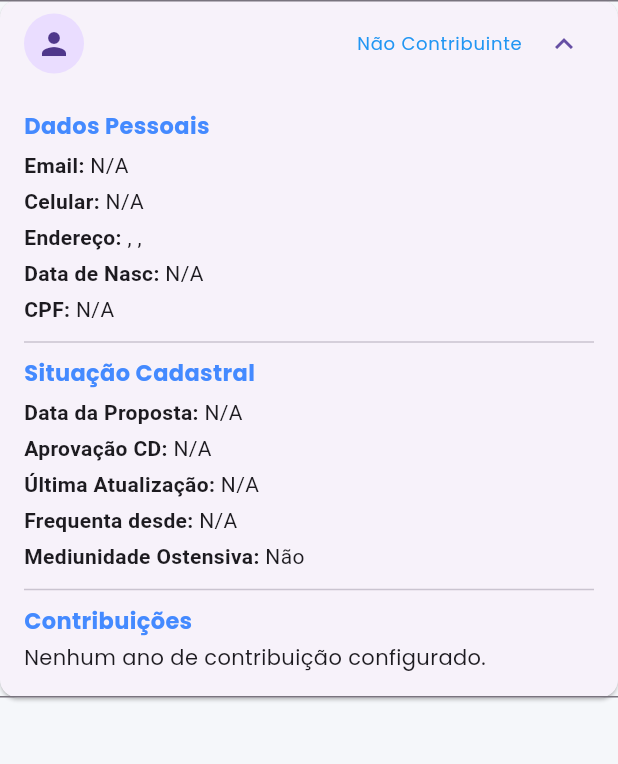
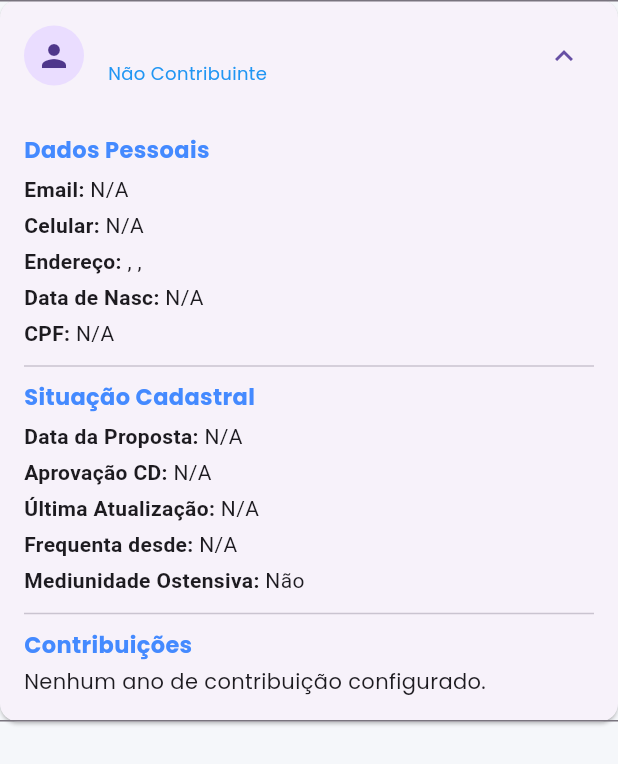
Before and after one commit to seae-lab/portal-seae, a Flutter app: the MemberListItem widget shown alone on an empty page, opened directly with empty values, after a tap on "Não Contribuinte", on a phone screen of 412 x 824 dp. Shown: the top 764 px of the screen. Run offline on Flutter 3.47's test engine with Material 3 defaults, Android fonts, the light colour scheme and no system bars; our stand-ins replace cloud_firestore, firebase_auth, firebase_core, firebase_storage, fl_chart, flutter_modular and 5 more; accounts and stored records are empty.

Commit message:
Dashboard e membros socios

```diff
--- a/lib/screens/home/pages/secretaria/gestao_membros_page.dart
+++ b/lib/screens/home/pages/secretaria/gestao_membros_page.dart
@@ -347,43 +347,31 @@ class MemberListItem extends StatelessWidget {
           membro.foto.isNotEmpty ? NetworkImage(membro.foto) : null,
           child: membro.foto.isEmpty ? const Icon(Icons.person) : null,
         ),
-        title: Row(
+        // MODIFICADO: Nome do membro no título
+        title: Text(membro.nome, style: const TextStyle(fontWeight: FontWeight.bold)),
+        // MODIFICADO: Status movidos para o subtítulo com um Wrap para responsividade
+        subtitle: Wrap(
+          spacing: 8.0, // Espaço horizontal entre os itens
+          runSpacing: 4.0, // Espaço vertical quando quebra a linha
           children: [
-            Expanded(
-                child: Text(membro.nome,
-                    style: const TextStyle(fontWeight: FontWeight.bold))),
-            if (isMembroInativo) ...[
+            if (isMembroInativo)
+              Text(situacaoNome, style: const TextStyle(fontSize: 12, color: Colors.red, fontWeight: FontWeight.bold))
+            else ...[
               if (situacaoNome.isNotEmpty)
-                Text(situacaoNome,
-                    style: const TextStyle(
-                        fontSize: 12,
-                        color: Colors.red,
-                        fontWeight: FontWeight.bold)),
-            ] else ...[
-              if (situacaoNome.isNotEmpty)
-                Text(situacaoNome,
-                    style:
-                    const TextStyle(fontSize: 12, color: Colors.blueGrey)),
-              if (situacaoNome.isNotEmpty)
-                const Text(' | ',
-                    style: TextStyle(fontSize: 12, color: Colors.grey)),
+                Text(situacaoNome, style: const TextStyle(fontSize: 12, color: Colors.blueGrey)),
               if (activities.isNotEmpty)
-                Text(activities,
-                    style: const TextStyle(fontSize: 12, color: Colors.grey)),
-              if (activities.isNotEmpty)
-                const Text(' | ',
-                    style: TextStyle(fontSize: 12, color: Colors.grey)),
-              Text(contributionStatus.text,
-                  style: TextStyle(
-                      fontSize: 12,
-                      color: contributionStatus.color)),
-            ],
-            if (canEdit)
-              IconButton(
-                  icon: const Icon(Icons.edit_outlined, size: 20),
-                  onPressed: onEdit),
+                Text(activities, style: const TextStyle(fontSize: 12, color: Colors.grey)),
+              Text(contributionStatus.text, style: TextStyle(fontSize: 12, color: contributionStatus.color)),
+            ]
           ],
         ),
+        // MODIFICADO: Botão de edição movido para o trailing
+        trailing: canEdit
+            ? IconButton(
+          icon: const Icon(Icons.edit_outlined),
+          onPressed: onEdit,
+        )
+            : null,
         children: [
           Padding(
             padding: const EdgeInsets.all(16.0),
```
Also changed, not shown: 1 other file.
